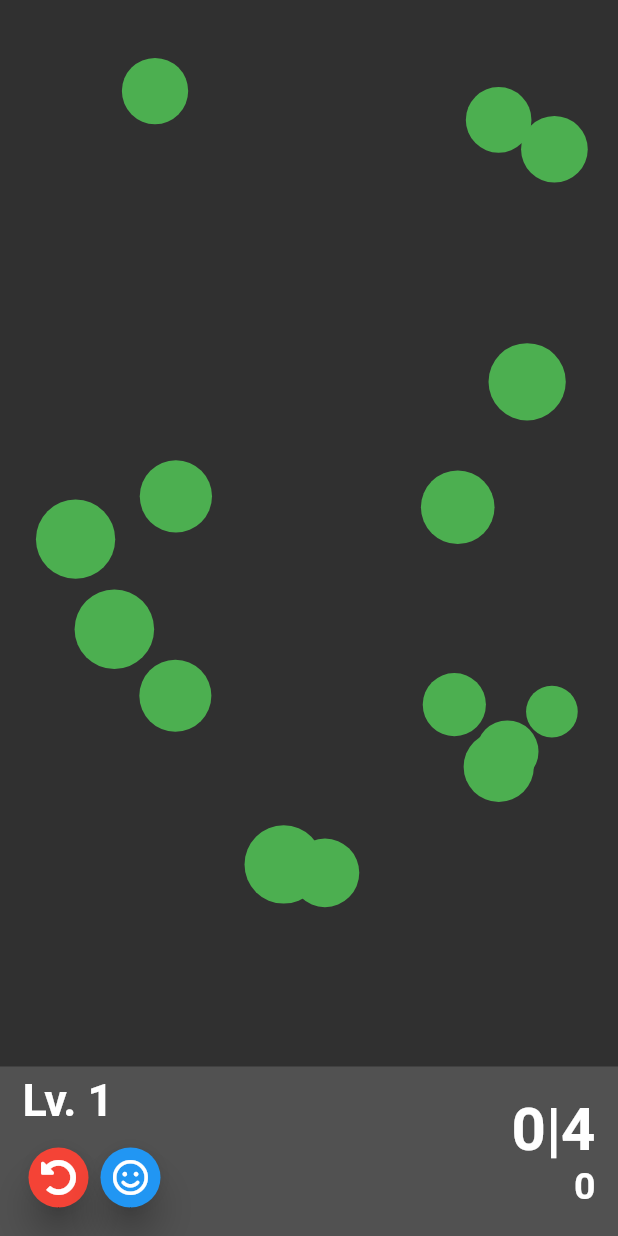
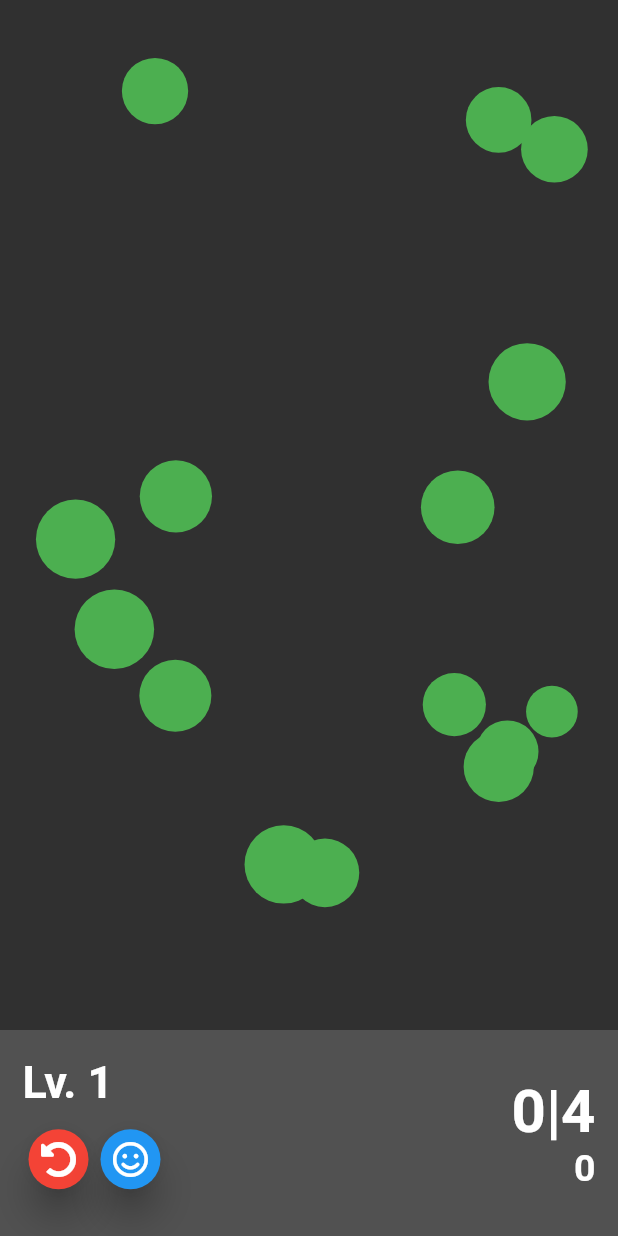
Before and after one commit to theguymeyer/reaction, a Flutter app: the screen it shows after launch, on a phone screen of 412 x 824 dp. Run offline on Flutter 3.47's test engine with Material 2 defaults, Android fonts, the phone set to English and light mode, and no system bars; our stand-ins replace font_awesome_flutter; Roboto replaces fonts that are missing (Hind).

Commit message:
next level button + animation added

```diff
--- /dev/null
+++ b/lib/info_page.dart
@@ -0,0 +1,25 @@
+import 'package:flutter/material.dart';
+
+class InfoPage extends StatelessWidget {
+
+  @override
+  Widget build(BuildContext context) {
+    return SizedBox(
+      height: MediaQuery.of(context).size.height,
+      width: MediaQuery.of(context).size.width,
+      child: Container(color: Colors.lightBlue ,child: Text(
+      "With Reaction you only have one shot! Based on the original url{Chain Reaction}, the atoms randomly fly around, one tap and try to catch as many atoms as possible!\n\nIn loving memory of Gaby Barsky"
+    )));
+  }
+
+}
+
+// Visibility(
+//             maintainSize: true,
+//             maintainAnimation: true,
+//             maintainState: true,
+//             visible: (Provider.of<StatusNotifier>(context).getStatus ==
+//                     Status.userTap)
+//                 ? true
+//                 : false,
+//             child: Column(
--- a/lib/main.dart
+++ b/lib/main.dart
@@ -125,6 +125,8 @@ class _GamePageState extends State<GamePage> {
         Container(
             alignment: Alignment.bottomCenter,
             child: SizedBox(
+              height: MediaQuery.of(context).size.height *
+                  (1.0 / 6), // a sixth of the screen
               /// [HUD] (Heads Up Display)
               child: Container(
                   color: Colors.grey.withOpacity(0.3),
@@ -168,16 +170,11 @@ class _GamePageState extends State<GamePage> {
                         )
                       ])),
             )),
-        // Center(
-        Container(
-            height: MediaQuery.of(context).size.height,
-            width: MediaQuery.of(context).size.width,
-            alignment: Alignment.topCenter,
-            child: Center(
-                child: NextLevelWidget(
+        NextLevelWidget(
           // next level button
           currentLevel: currentLevel,
           nextLevel: () {
+            // change score and move to next level
             Provider.of<TotalScore>(context, listen: false)
                 .addTotalPoints(gameInfo.score);
             nextLevel();
@@ -185,7 +182,7 @@ class _GamePageState extends State<GamePage> {
           restartLevel: () {
             restartLevel();
           },
-            ))),
+        ),
       ],
     ));
   }
--- a/lib/next_level_widget.dart
+++ b/lib/next_level_widget.dart
@@ -1,7 +1,7 @@
 // import 'package:chain_reaction/gameInfo.dart';
 import 'package:chain_reaction/notifiers.dart';
 import 'package:flutter/material.dart';
-// import 'package:font_awesome_flutter/font_awesome_flutter.dart';
+import 'package:font_awesome_flutter/font_awesome_flutter.dart';
 import 'package:provider/provider.dart';
 
 class NextLevelWidget extends StatefulWidget {
@@ -22,9 +22,10 @@ class _NextLevelWidgetState extends State<NextLevelWidget>
   // final double _vertPadding = 5;
 
   // final double _elevation = 20;
-  Color _startColor = Colors.transparent;
-  Color _endColor = Colors.lightBlue;
+  static Color _startColor = Colors.yellow;
+  Color _endColor = Colors.blue;
 
+  Tween<double> _tween;
   Tween<Color> _colorTween;
   Animation<Color> _nextLevelAnimation;
   AnimationController _nextLevelAnimationController;
@@ -38,11 +39,12 @@ class _NextLevelWidgetState extends State<NextLevelWidget>
       vsync: this,
 
       // countdown time (TODO add to gameInfo variable API)
-      duration: new Duration(milliseconds: 1500),
+      duration: new Duration(milliseconds: 700),
     );
 
     /// tween interpolation
     _colorTween = ColorTween(begin: _startColor, end: _endColor);
+    _tween = Tween(begin: 0.0, end: 1.0);
 
     /// animation - countdown timer bar
     _nextLevelAnimation = _colorTween.animate(_nextLevelAnimationController)
@@ -70,9 +72,25 @@ class _NextLevelWidgetState extends State<NextLevelWidget>
 
   @override
   Widget build(BuildContext context) {
-    var textBorderThickness = 0.2;
+    // var textBorderThickness = 0.2;
 
-    return Column(
+    return Stack(children: <Widget>[
+      AnimatedPositioned(
+          duration: Duration(milliseconds: 500),
+          width:
+              (Provider.of<StatusNotifier>(context).getStatus ==
+                      Status.winner)
+                  ? 120
+                  : 10,
+          height: 100,
+          right: -5,
+          bottom: MediaQuery.of(context).size.height * (1.0 / 6) + 2,
+          child: IconButton(
+              icon: Icon(FontAwesomeIcons.arrowCircleRight, size: 70, color: _nextLevelAnimation.value,),
+              onPressed: () => widget.nextLevel()))
+    ]);
+
+    /* return Column(
 
         /// next level button
         crossAxisAlignment: CrossAxisAlignment.start,
@@ -97,7 +115,7 @@ class _NextLevelWidgetState extends State<NextLevelWidget>
                               fontWeight: FontWeight.w600),
                         ),
                       );
-                    } else if (myStatusNotifer.getStatus == Status.finished) {
+                    } /* else if (myStatusNotifer.getStatus == Status.finished) { // this becomes unnecessary with update
                       return GestureDetector(
                         // behavior: HitTestBehavior.translucent,
                         onTapDown: (details) => widget.restartLevel(),
@@ -136,9 +154,9 @@ class _NextLevelWidgetState extends State<NextLevelWidget>
                       );
                     } else {
                       return Text("");
-                    }
+                    } */
                   })))
-        ]);
+        ]);*/
   }
 }
 
```
Also changed, not shown: 2 other files. Lines whose indentation alone changed are shown as unchanged.
